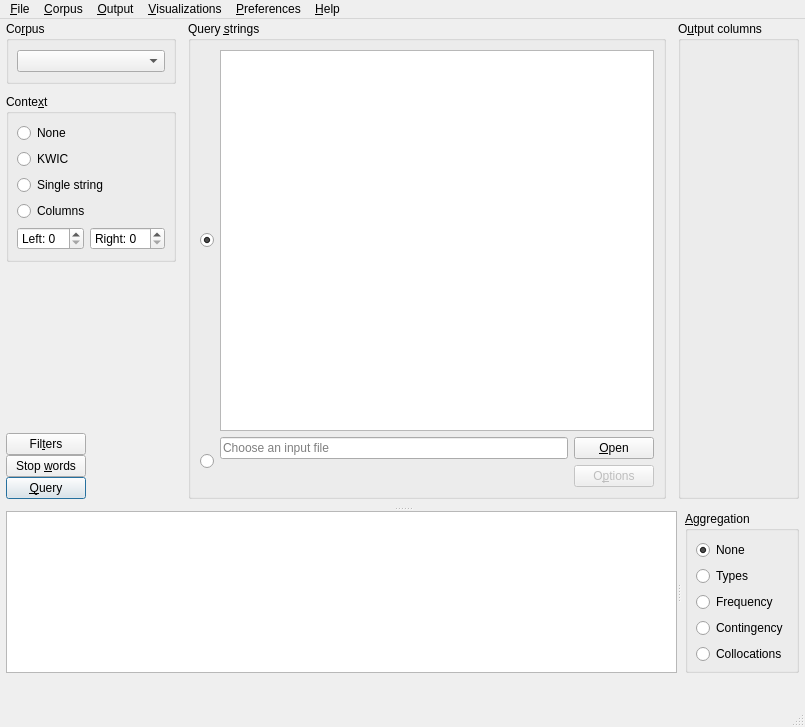
Old version of the form coquery/gui/ui/coquery.ui in the repository gkunter/coquery.
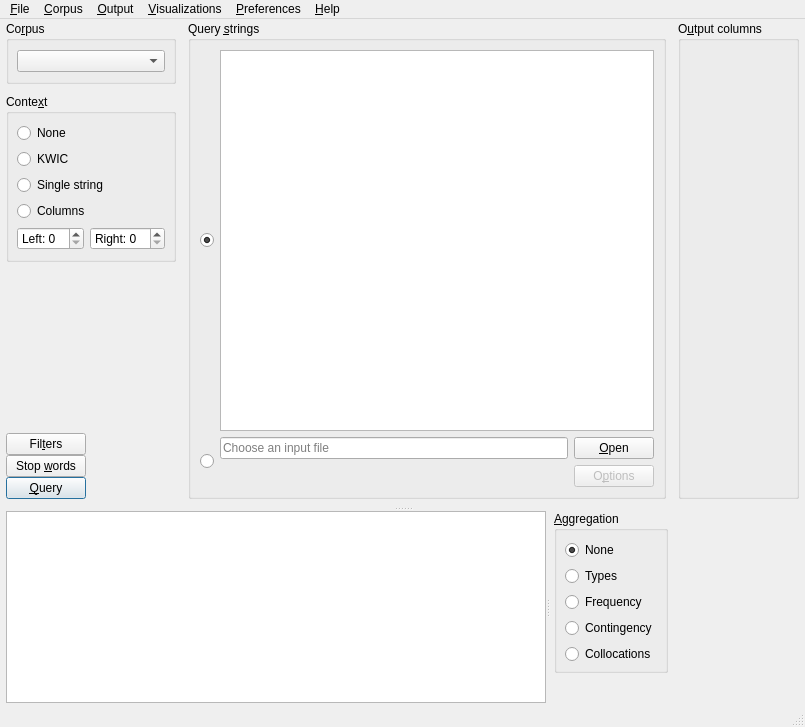
New version of the form. Icons and pictures are not drawn.

What changed in the file:
```diff
--- a/coquery/gui/ui/coquery.ui
+++ b/coquery/gui/ui/coquery.ui
@@ -542,7 +542,7 @@
           <number>0</number>
          </property>
          <property name="sizeConstraint">
-          <enum>QLayout::SetMaximumSize</enum>
+          <enum>QLayout::SetDefaultConstraint</enum>
          </property>
          <property name="leftMargin">
           <number>4</number>
@@ -658,6 +658,22 @@
            </layout>
           </widget>
          </item>
+         <item>
+          <spacer name="verticalSpacer_2">
+           <property name="orientation">
+            <enum>Qt::Vertical</enum>
+           </property>
+           <property name="sizeType">
+            <enum>QSizePolicy::Expanding</enum>
+           </property>
+           <property name="sizeHint" stdset="0">
+            <size>
+             <width>20</width>
+             <height>0</height>
+            </size>
+           </property>
+          </spacer>
+         </item>
         </layout>
        </widget>
       </widget>
```
